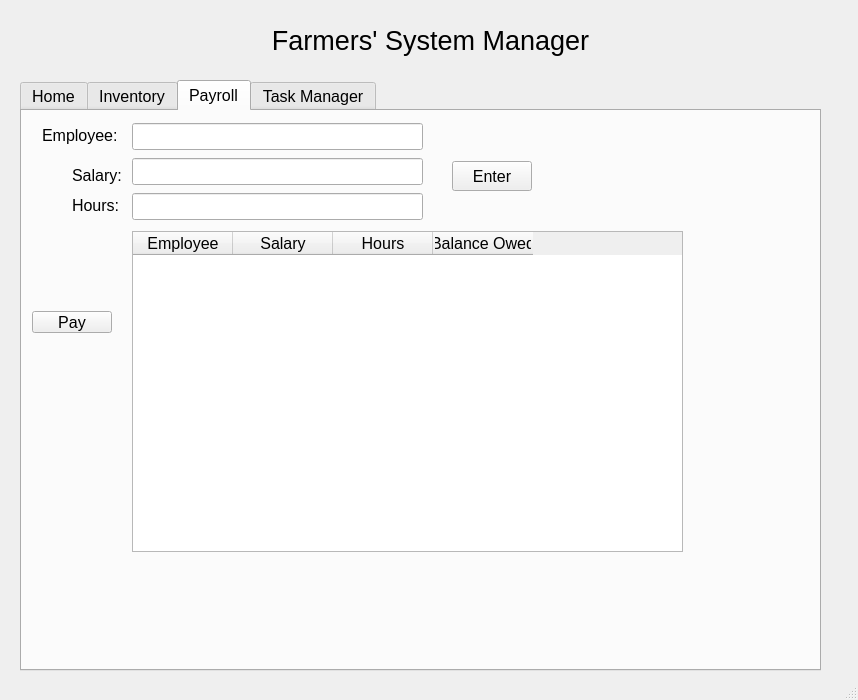
Qt form FarmingSystemManager/mainwindow.ui (ryan-ghosh/FarmerSystemManager) before a commit.
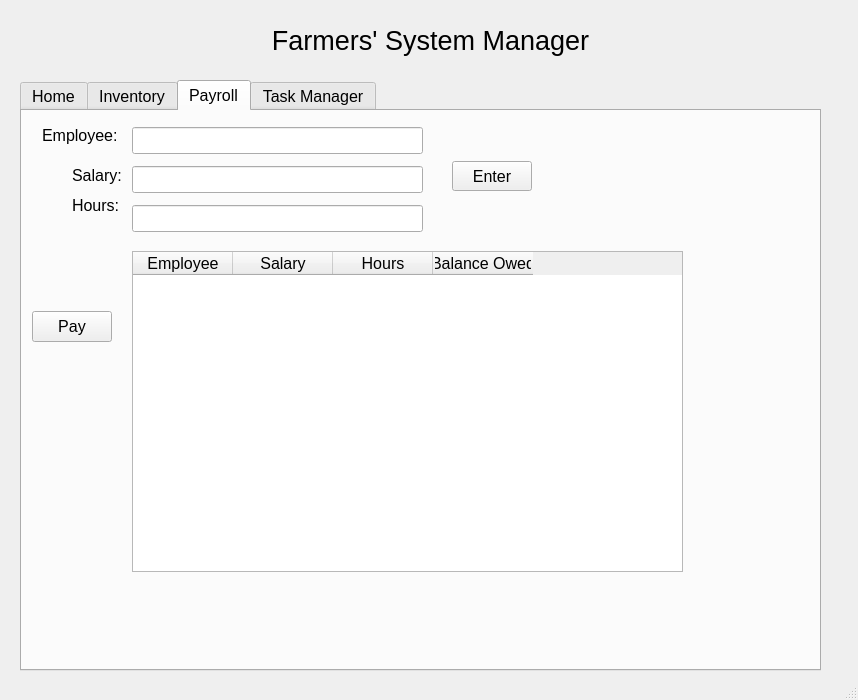
The same form after that commit. The open tabs and pages were chosen to show the change.

The edit to the form file:
```diff
--- a/FarmingSystemManager/mainwindow.ui
+++ b/FarmingSystemManager/mainwindow.ui
@@ -227,7 +227,7 @@
         <x>10</x>
         <y>200</y>
         <width>80</width>
-        <height>22</height>
+        <height>31</height>
        </rect>
       </property>
       <property name="text">
@@ -238,7 +238,7 @@
       <property name="geometry">
        <rect>
         <x>110</x>
-        <y>120</y>
+        <y>140</y>
         <width>551</width>
         <height>321</height>
        </rect>
@@ -322,7 +322,7 @@
         <x>110</x>
         <y>10</y>
         <width>291</width>
-        <height>101</height>
+        <height>118</height>
        </rect>
       </property>
       <layout class="QVBoxLayout" name="verticalLayout_12">
```
Left out of the diff: 8 changed lines with no effect on the pictures.
